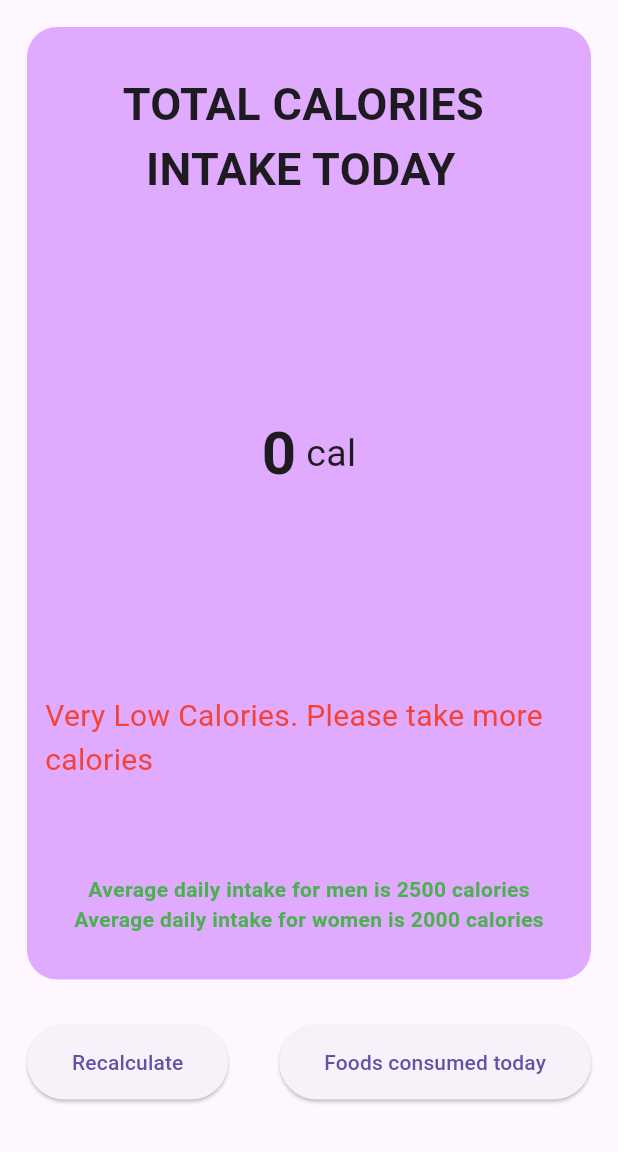
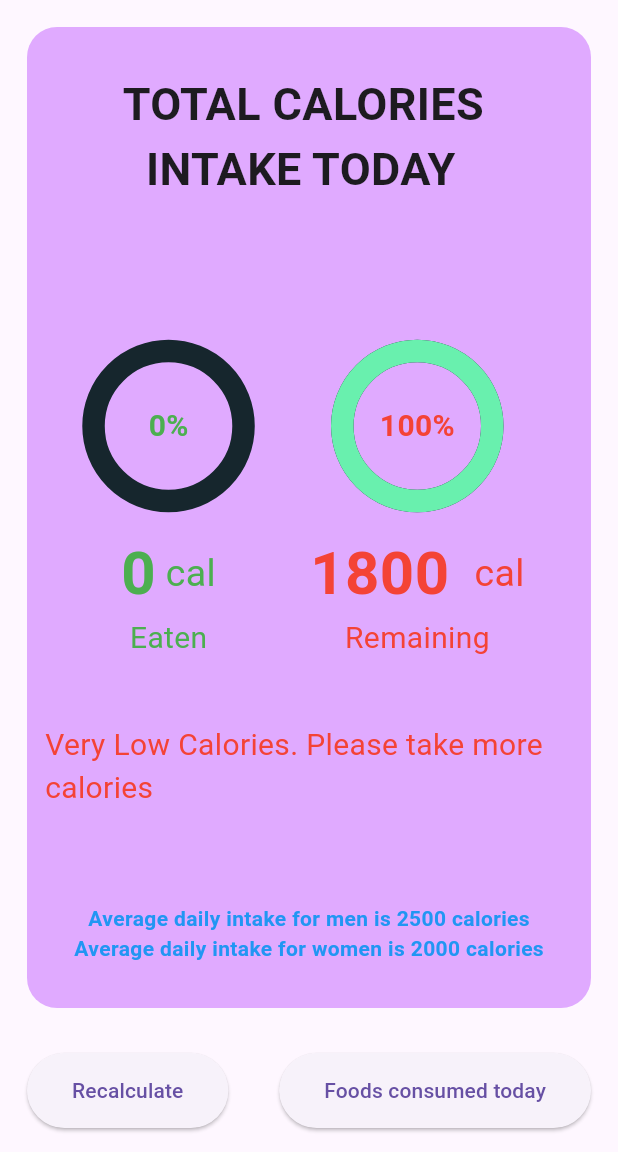
Before and after one commit to Rajesh0408/Calorie-Tracker, a Flutter app: the screen it shows after launch, after a tap on "Total Calories", on a phone screen of 412 x 824 dp, the part 84-1236 px from its top. Run offline on Flutter 3.47's test engine with Material 3 defaults, Android fonts, the phone set to English and light mode, and no system bars; drawn by our look-alikes of simple_circular_progress_bar; our stand-ins replace cloud_firestore, firebase_core; missing offline and left inert: dart:ffi; accounts and stored records are empty.

```diff
--- /dev/null
+++ b/lib/UI/HomePage.dart
@@ -0,0 +1,31 @@
+import 'package:flutter/material.dart';
+
+class HomePage extends StatefulWidget {
+  const HomePage({super.key});
+
+  @override
+  State<HomePage> createState() => _HomePageState();
+}
+
+class _HomePageState extends State<HomePage> {
+  Color card = const Color(0xFFe0c3fc);
+  Color appbar = const Color(0xFF7b2cbf);
+  int? height;
+  int? weight;
+
+  @override
+  Widget build(BuildContext context) {
+    return Scaffold(
+      appBar: AppBar(
+        backgroundColor: appbar,
+        title: const Text('Calorie Tracker For Indian Food'),),
+      body: Column(
+        children: [
+          ElevatedButton(onPressed: () {
+
+          }, child: const Text('Start the journey of Calorie'))
+        ],
+      ),
+    );
+  }
+}
--- a/lib/UI/totalCaloriesPage.dart
+++ b/lib/UI/totalCaloriesPage.dart
@@ -1,3 +1,9 @@
+
+import 'dart:ffi';
+
+import 'package:cloud_firestore/cloud_firestore.dart';
+import 'package:flutter/foundation.dart';
+import 'package:simple_circular_progress_bar/simple_circular_progress_bar.dart';
 import 'package:flutter/cupertino.dart';
 import 'package:flutter/material.dart';
 import 'package:flutter/painting.dart';
@@ -19,6 +25,9 @@ class _TotalCaloriesPageState extends State<TotalCaloriesPage> {
   DateTime time = DateTime.now();
   List? bottomSheetList;
   int? len;
+  int? remainingCalories;
+  ValueNotifier<double> valueNotifierEaten=ValueNotifier<double>(0.0);
+  ValueNotifier<double> valueNotifierRemaining=ValueNotifier<double>(0.0);
 
   @override
   void initState() {
@@ -26,11 +35,27 @@ class _TotalCaloriesPageState extends State<TotalCaloriesPage> {
     totalCalories = widget.totalCalories;
     bottomSheetList=widget.bottomSheetList;
     len = bottomSheetList?.length;
+    changeEatenProgressValue(totalCalories!);
+    changeRemainingProgressValue(totalCalories!);
     print(time);
+  }
+
+  void changeEatenProgressValue(int totalCalories) {
+    valueNotifierEaten.value = (totalCalories/1800)*100;
+  }
+
+  void changeRemainingProgressValue(int totalCalories) {
+    remainingCalories =1800-totalCalories;
+    if(remainingCalories!<0) {
+      remainingCalories=0;
+    }
+    valueNotifierRemaining.value = (remainingCalories!/1800)*100;
   }
 
   @override
   Widget build(BuildContext context) {
+
+
     return Scaffold(
       appBar: AppBar(
         backgroundColor: appbar,
@@ -50,27 +75,88 @@ class _TotalCaloriesPageState extends State<TotalCaloriesPage> {
               ),
               child: Column(
                 children: [
-                  SizedBox(height: 30,),
-                  Center(
+                  const SizedBox(height: 30,),
+                  const Center(
                       child: Text(
                     'TOTAL CALORIES \n  INTAKE TODAY',
                     style: TextStyle(fontSize: 30, fontWeight: FontWeight.bold),
                   )),
-                  SizedBox(height: 140,),
+                  const SizedBox(height: 100,),
                   Row(
-                    mainAxisAlignment: MainAxisAlignment.center,
+                    mainAxisAlignment: MainAxisAlignment.spaceEvenly,
                     children: [
-                      Text(
-                        '$totalCalories',
-                        style: TextStyle(fontSize: 40, fontWeight: FontWeight.bold),
+                      Column(
+                        children: [
+                          SimpleCircularProgressBar(
+                            valueNotifier: valueNotifierEaten,
+                            mergeMode: true,
+                            onGetText: (double value) {
+                              return Text(
+                                '${value.toInt()}%',
+                                style: const TextStyle(
+                                  fontSize: 20,
+                                  fontWeight: FontWeight.bold,
+                                  color: Colors.green,
+                                ),
+                              );
+                            },
+                          ),
+                          const SizedBox(height: 20,),
+                          Row(
+                            mainAxisAlignment: MainAxisAlignment.center,
+                            children: [
+                              Text(
+                                '$totalCalories',
+                                style: TextStyle(fontSize: 40, fontWeight: FontWeight.bold, color: Colors.green),
+                              ),
+                              const Text(
+                                ' cal',
+                                style: TextStyle(fontSize: 25, color: Colors.green),
+                              ),
+                            ],
+                          ),
+                          Text('Eaten',style: TextStyle(fontSize: 20, color: Colors.green),),
+
+                        ],
                       ),
-                      Text(
-                        ' cal',
-                        style: TextStyle(fontSize: 25),
+                      Column(
+                        children: [
+                          SimpleCircularProgressBar(
+                            valueNotifier: valueNotifierRemaining,
+                            mergeMode: true,
+                            onGetText: (double value) {
+                              return Text(
+                                '${value.toInt()}%',
+                                style: const TextStyle(
+                                  fontSize: 20,
+                                  fontWeight: FontWeight.bold,
+                                  color: Colors.red,
+                                ),
+                              );
+                            },
+                          ),
+                          const SizedBox(height: 20,),
+                          Row(
+                            mainAxisAlignment: MainAxisAlignment.center,
+                            children: [
+                              Text(
+                                '$remainingCalories ',
+                                style: TextStyle(fontSize: 40, fontWeight: FontWeight.bold, color: Colors.red),
+                              ),
+                              const Text(
+                                ' cal',
+                                style: TextStyle(fontSize: 25, color: Colors.red),
+                              ),
+                            ],
+                          ),
+                          Text('Remaining',style: TextStyle(fontSize: 20, color: Colors.red),),
+
+                        ],
                       ),
                     ],
                   ),
-                  SizedBox(height: 120,),
+
+                  SizedBox(height: 30,),
                   Padding(
                     padding: const EdgeInsets.all(12.0),
                     child: Text(totalCalories! > 1800 && totalCalories! < 2800
@@ -79,25 +165,24 @@ class _TotalCaloriesPageState extends State<TotalCaloriesPage> {
                             ? "Very Low Calories. Please take more calories"
                             : "That's a lot of calories and very unhealthy for you", style: TextStyle(fontSize: 20, color: totalCalories! < 1800 || totalCalories! > 2800?Colors.red : Colors.green ),),
                   ),
-                  SizedBox(height:50,),
-                  const Text('Average daily intake for men is 2500 calories', style: TextStyle(color: Colors.green, fontWeight: FontWeight.bold),),
-                  const Text('Average daily intake for women is 2000 calories', style: TextStyle(color: Colors.green, fontWeight: FontWeight.bold),),
-                  SizedBox(height: 30,),
+                  const SizedBox(height:50,),
+                  const Text('Average daily intake for men is 2500 calories', style: TextStyle(color: Colors.blue, fontWeight: FontWeight.bold),),
+                  const Text('Average daily intake for women is 2000 calories', style: TextStyle(color: Colors.blue, fontWeight: FontWeight.bold),),
+                  const SizedBox(height: 30,),
 
                 ],
               ),
             ),
-            SizedBox(height: 30,),
+            const SizedBox(height: 30,),
             Row(
               mainAxisAlignment: MainAxisAlignment.spaceBetween,
               children: [
                 ElevatedButton(
-                  style: ButtonStyle(
+                  style: const ButtonStyle(
                     padding:MaterialStatePropertyAll(EdgeInsets.only(left: 30, right: 30, top: 15,bottom: 15)),
                   ),
                     onPressed: () {
                       Navigator.pop(context);
-                      print(time);
                     }, child: const Text('Recalculate')),
                 ElevatedButton(
                     style: ButtonStyle(
--- a/lib/main.dart
+++ b/lib/main.dart
@@ -1,8 +1,11 @@
 
 
 import 'package:calorie_tracker/UI/FoodListPage.dart';
+import 'package:cloud_firestore/cloud_firestore.dart';
 import 'package:flutter/material.dart';
 import 'package:firebase_core/firebase_core.dart';
+
+import 'UI/HomePage.dart';
 
 
 
@@ -13,6 +16,25 @@ void main() async{
   );
 
   runApp(MaterialApp(
-    debugShowCheckedModeBanner: false,
-      home: FoodListPage()));
+            debugShowCheckedModeBanner: false,
+            home: FoodListPage()));
+
+  // if(await isNew()) {
+  //   runApp(MaterialApp(
+  //       debugShowCheckedModeBanner: false,
+  //       home: HomePage()));
+  // } else {
+  //   runApp(MaterialApp(
+  //       debugShowCheckedModeBanner: false,
+  //       home: FoodListPage()));
+  // }
+
 }
+
+Future<bool> isNew() async {
+
+  DocumentReference documentReference = FirebaseFirestore.instance.collection('NewUser').doc('7KFzfVYcmYqqss75dxzn');
+  DocumentSnapshot snapshot = await documentReference.get();
+  bool bl = snapshot.get('isNew');
+  return bl;
+}
--- a/pubspec.yaml
+++ b/pubspec.yaml
@@ -39,6 +39,7 @@ dependencies:
   firebase_auth: 4.19.0
   cloud_firestore: 4.16.0
   firebase_storage: 11.6.0
+  simple_circular_progress_bar: ^1.0.2
 
 dev_dependencies:
   flutter_test:
```
Also changed, not shown: pubspec.lock.
